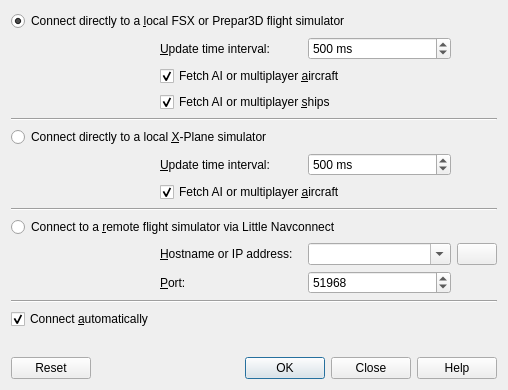
Old version of the form src/connect/connectdialog.ui in the repository albar965/littlenavmap.
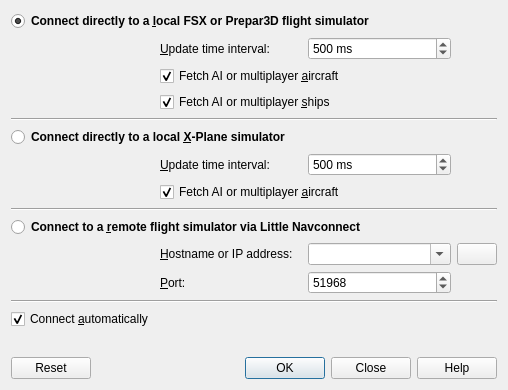
New version of the form. Icons and pictures are not drawn.

Commit message: Small UI changes in connection dialog.

```diff
--- a/src/connect/connectdialog.ui
+++ b/src/connect/connectdialog.ui
@@ -37,6 +37,12 @@
      </item>
      <item row="16" column="0" colspan="4">
       <widget class="QRadioButton" name="radioButtonConnectRemote">
+       <property name="font">
+        <font>
+         <weight>75</weight>
+         <bold>true</bold>
+        </font>
+       </property>
        <property name="toolTip">
         <string>Connect to FSX, Prepar3D or X-Plane on a remote computer running the Little Navconnect program.</string>
        </property>
@@ -67,6 +73,12 @@
      </item>
      <item row="6" column="0" colspan="4">
       <widget class="QRadioButton" name="radioButtonConnectDirectFsx">
+       <property name="font">
+        <font>
+         <weight>75</weight>
+         <bold>true</bold>
+        </font>
+       </property>
        <property name="toolTip">
         <string>Connect directly to a FSX or a Prepar3D flight simulator on the same computer using SimConnect.</string>
        </property>
@@ -147,6 +159,12 @@
      </item>
      <item row="11" column="0" colspan="4">
       <widget class="QRadioButton" name="radioButtonConnectDirectXp">
+       <property name="font">
+        <font>
+         <weight>75</weight>
+         <bold>true</bold>
+        </font>
+       </property>
        <property name="toolTip">
         <string>Connect directly to X-Plane on the same computer using the Little Xpconnect plugin.</string>
        </property>
```
